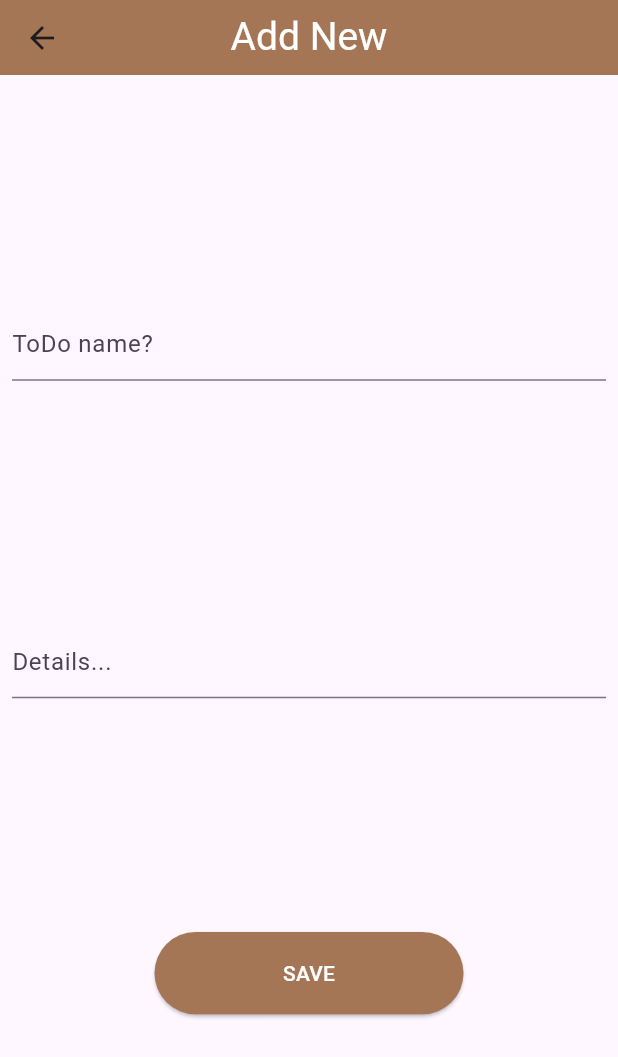
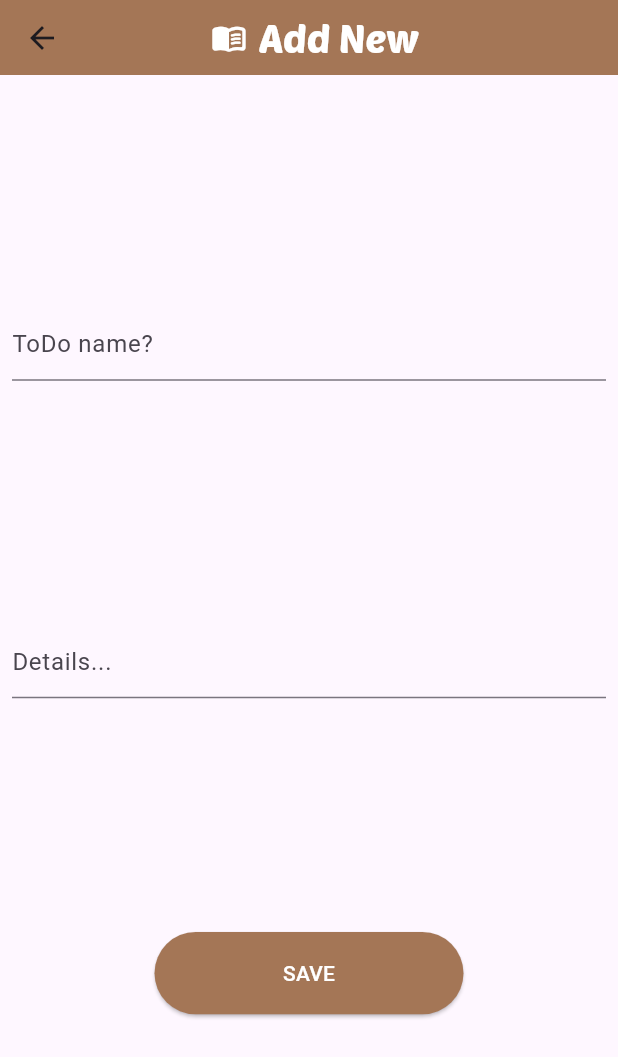
Before and after one commit to irembalikci/my_todo_app, a Flutter app: the SaveScreen screen opened directly, on a phone screen of 412 x 824 dp. Shown: the top 1057 px of the screen. Run offline on Flutter 3.47's test engine with Material 3 defaults, Android fonts, the phone set to English and light mode, and no system bars; our stand-ins replace flutter_bloc, sqflite; accounts and stored records are empty.

Commit message:
Tasarımsal düzenlemeler yapıldı.

```diff
--- a/my_todo_app/lib/ui/components/my_app_bar.dart
+++ b/my_todo_app/lib/ui/components/my_app_bar.dart
@@ -9,10 +9,20 @@ class MyAppBar extends StatelessWidget implements PreferredSizeWidget {
   Widget build(BuildContext context) {
     return AppBar(
       centerTitle: true,
-      title: Text(title,
-        style: TextStyle(
-          color: textColor2,
-          fontSize: 26,)),
+      title: Row(
+        mainAxisSize: MainAxisSize.min,
+        children: [
+          Padding(
+            padding: const EdgeInsets.all(8.0),
+            child: Icon(Icons.menu_book_rounded,color: textColor2,),
+          ),
+          Text(title,
+            style: TextStyle(
+              color: textColor2,
+              fontSize: 26,
+              fontFamily: "PoetsenOne")),
+        ],
+      ),
       backgroundColor: mainColor,
     );
   }
--- a/my_todo_app/lib/ui/screens/main_screen.dart
+++ b/my_todo_app/lib/ui/screens/main_screen.dart
@@ -65,7 +65,7 @@ class _MainScreenState extends State<MainScreen> {
                                   children: [
                                     Text(
                                       toDo.name,
-                                      style: TextStyle(fontSize: 20),
+                                      style: TextStyle(fontSize: 20,fontFamily: "PlaypenSansDeva"),
                                     ),
                                   ],
                                 ),
```
Also changed, not shown: my_todo_app/fonts/PlaypenSansDeva-Light.ttf (renamed from fonts/PlaypenSansDeva-Light.ttf), my_todo_app/fonts/PoetsenOne-Regular.ttf (renamed from fonts/PoetsenOne-Regular.ttf).
